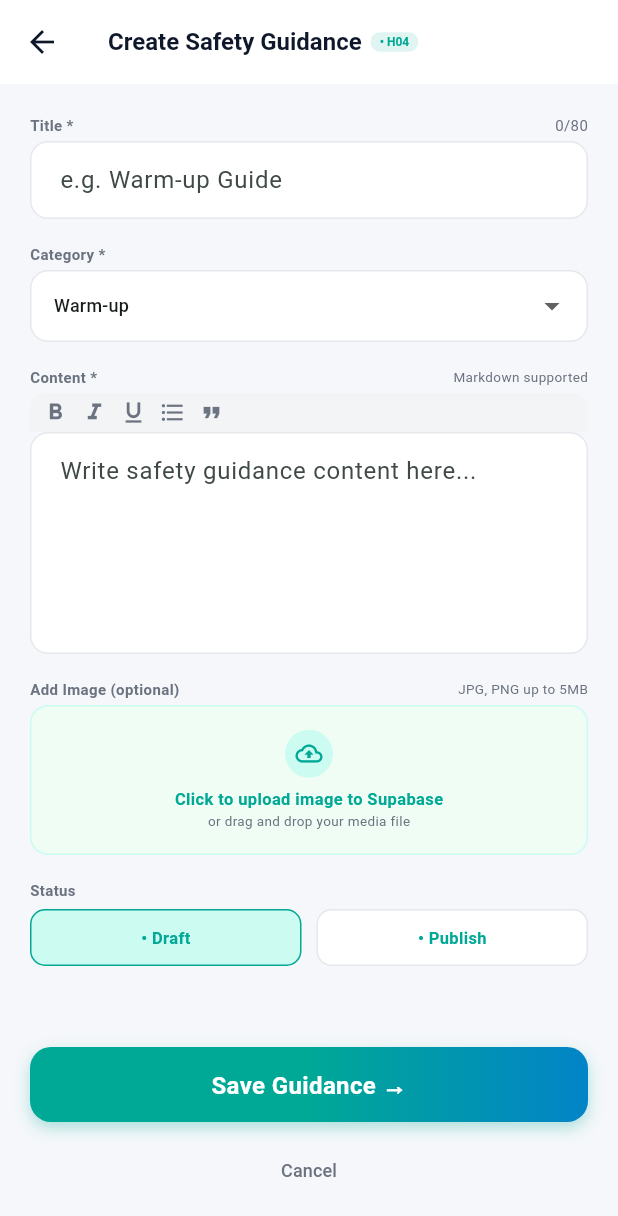
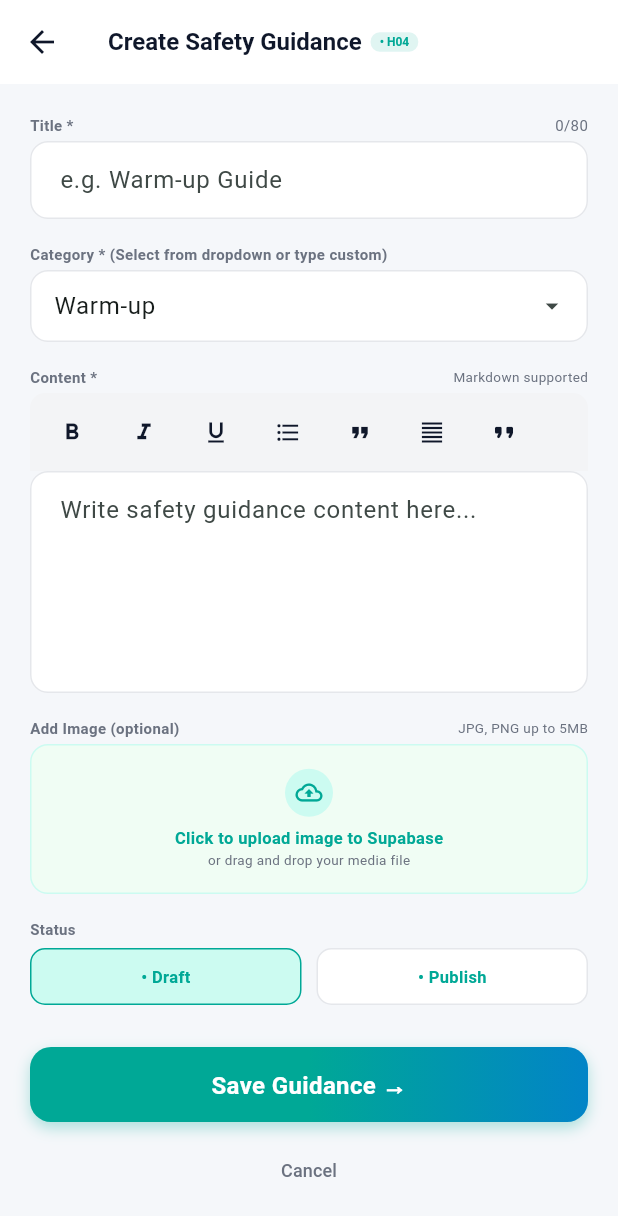
Before and after one commit to Gimantha-Dil/Home-workouts-Fitness-Mobile-App-Group-06, a Flutter app: the CreateGuidanceScreen screen opened directly, on a phone screen of 412 x 824 dp. Shown: the top 1216 px of the screen. Run offline on Flutter 3.47's test engine with Material 3 defaults, Android fonts, the phone set to English and light mode, and no system bars; our stand-ins replace cached_network_image, cloud_firestore, file_picker, firebase_auth, firebase_core, fl_chart and 11 more; accounts and stored records are empty; generated files the repository leaves out were written again.

Commit message:
Add text formatting toolbar and custom categories in create guidance screen

```diff
--- a/lib/features/advisor/create_guidance_screen.dart
+++ b/lib/features/advisor/create_guidance_screen.dart
@@ -18,7 +18,7 @@ class CreateGuidanceScreen extends StatefulWidget {
 class _CreateGuidanceScreenState extends State<CreateGuidanceScreen> {
   final _titleController = TextEditingController();
   final _contentController = TextEditingController();
-  String _category = 'Warm-up';
+  final _categoryController = TextEditingController(text: 'Warm-up');
   String _status = 'Draft';
   bool _saving = false;
   String? _uploadedImageUrl;
@@ -28,7 +28,31 @@ class _CreateGuidanceScreenState extends State<CreateGuidanceScreen> {
   void dispose() {
     _titleController.dispose();
     _contentController.dispose();
+    _categoryController.dispose();
     super.dispose();
+  }
+
+  void _applyFormatting(String wrapperBefore, [String? wrapperAfter]) {
+    final text = _contentController.text;
+    final selection = _contentController.selection;
+    final after = wrapperAfter ?? wrapperBefore;
+
+    if (selection.isValid && !selection.isCollapsed) {
+      final selectedText = selection.textInside(text);
+      final newText = text.replaceRange(selection.start, selection.end, '$wrapperBefore$selectedText$after');
+      _contentController.value = TextEditingValue(
+        text: newText,
+        selection: TextSelection.collapsed(offset: selection.start + wrapperBefore.length + selectedText.length + after.length),
+      );
+    } else {
+      final offset = _contentController.selection.baseOffset;
+      final insertIndex = offset >= 0 ? offset : text.length;
+      final newText = text.replaceRange(insertIndex, insertIndex, '$wrapperBefore$after');
+      _contentController.value = TextEditingValue(
+        text: newText,
+        selection: TextSelection.collapsed(offset: insertIndex + wrapperBefore.length),
+      );
+    }
   }
 
   Future<void> _pickImageFromGallery() async {
@@ -172,6 +196,7 @@ class _CreateGuidanceScreenState extends State<CreateGuidanceScreen> {
   Future<void> _saveGuidance([String? forcedStatus]) async {
     final title = _titleController.text.trim();
     final content = _contentController.text.trim();
+    final category = _categoryController.text.trim();
     if (title.isEmpty) {
       ScaffoldMessenger.of(context).showSnackBar(
         const SnackBar(content: Text('Please enter a guidance title.')),
@@ -192,7 +217,7 @@ class _CreateGuidanceScreenState extends State<CreateGuidanceScreen> {
       await docRef.set({
         'id': docRef.id,
         'title': title,
-        'category': _category,
+        'category': category.isNotEmpty ? category : 'General Safety',
         'content': content,
         'imageUrl': _uploadedImageUrl ?? '',
         'status': savingStatus == 'Publish' ? 'Published' : 'Draft',
@@ -261,15 +286,37 @@ class _CreateGuidanceScreenState extends State<CreateGuidanceScreen> {
                     decoration: const InputDecoration(hintText: 'e.g. Warm-up Guide'),
                   ),
                   const SizedBox(height: 16),
-                  const Text('Category *', style: TextStyle(fontSize: 10, fontWeight: FontWeight.bold, color: AppColors.textSecondary)),
+                  const Text('Category * (Select from dropdown or type custom)', style: TextStyle(fontSize: 10, fontWeight: FontWeight.bold, color: AppColors.textSecondary)),
                   const SizedBox(height: 4),
-                  DropdownButtonFormField<String>(
-                    initialValue: _category,
-                    decoration: const InputDecoration(contentPadding: EdgeInsets.symmetric(horizontal: 12, vertical: 10)),
-                    items: const ['Warm-up', 'Cool-down', 'Precautions', 'Warning Signs', 'Health Considerations']
-                        .map((c) => DropdownMenuItem(value: c, child: Text(c, style: const TextStyle(fontSize: 12))))
-                        .toList(),
-                    onChanged: (v) => setState(() => _category = v!),
+                  Autocomplete<String>(
+                    initialValue: TextEditingValue(text: _categoryController.text),
+                    optionsBuilder: (TextEditingValue textEditingValue) {
+                      const options = ['Warm-up', 'Cool-down', 'Precautions', 'Warning Signs', 'Health Considerations'];
+                      if (textEditingValue.text == '') {
+                        return options;
+                      }
+                      return options.where((String option) {
+                        return option.toLowerCase().contains(textEditingValue.text.toLowerCase());
+                      });
+                    },
+                    onSelected: (String selection) {
+                      _categoryController.text = selection;
+                    },
+                    fieldViewBuilder: (context, controller, focusNode, onFieldSubmitted) {
+                      // Keep text synced
+                      controller.addListener(() {
+                        _categoryController.text = controller.text;
+                      });
+                      return TextField(
+                        controller: controller,
+                        focusNode: focusNode,
+                        decoration: const InputDecoration(
+                          hintText: 'e.g. Warm-up or custom category',
+                          suffixIcon: Icon(Icons.arrow_drop_down, size: 20),
+                          contentPadding: EdgeInsets.symmetric(horizontal: 12, vertical: 10),
+                        ),
+                      );
+                    },
                   ),
                   const SizedBox(height: 16),
                   const Row(
@@ -280,24 +327,50 @@ class _CreateGuidanceScreenState extends State<CreateGuidanceScreen> {
                     ],
                   ),
                   const SizedBox(height: 4),
-                  // Editor Toolbar
+                  // Editor Toolbar with working formatting options
                   Container(
-                    padding: const EdgeInsets.symmetric(horizontal: 8, vertical: 4),
+                    padding: const EdgeInsets.symmetric(horizontal: 4, vertical: 2),
                     decoration: const BoxDecoration(
                       color: Color(0xFFF3F4F6),
                       borderRadius: BorderRadius.only(topLeft: Radius.circular(10), topRight: Radius.circular(10)),
                     ),
-                    child: const Row(
+                    child: Row(
                       children: [
-                        Icon(Icons.format_bold, size: 18, color: AppColors.textSecondary),
-                        SizedBox(width: 8),
-                        Icon(Icons.format_italic, size: 18, color: AppColors.textSecondary),
-                        SizedBox(width: 8),
-                        Icon(Icons.format_underlined, size: 18, color: AppColors.textSecondary),
-                        SizedBox(width: 8),
-                        Icon(Icons.format_list_bulleted, size: 18, color: AppColors.textSecondary),
-                        SizedBox(width: 8),
-                        Icon(Icons.format_quote, size: 18, color: AppColors.textSecondary),
+                        IconButton(
+                          icon: const Icon(Icons.format_bold, size: 18, color: AppColors.textPrimary),
+                          tooltip: 'Bold',
+                          onPressed: () => _applyFormatting('**'),
+                        ),
+                        IconButton(
+                          icon: const Icon(Icons.format_italic, size: 18, color: AppColors.textPrimary),
+                          tooltip: 'Italic',
+                          onPressed: () => _applyFormatting('*'),
+                        ),
+                        IconButton(
+                          icon: const Icon(Icons.format_underlined, size: 18, color: AppColors.textPrimary),
+                          tooltip: 'Underline',
+                          onPressed: () => _applyFormatting('<u>', '</u>'),
+                        ),
+                        IconButton(
+                          icon: const Icon(Icons.format_list_bulleted, size: 18, color: AppColors.textPrimary),
+                          tooltip: 'Bullet List',
+                          onPressed: () => _applyFormatting('- '),
+                        ),
+                        IconButton(
+                          icon: const Icon(Icons.format_quote, size: 18, color: AppColors.textPrimary),
+                          tooltip: 'Quote / Blockquote',
+                          onPressed: () => _applyFormatting('> '),
+                        ),
+                        IconButton(
+                          icon: const Icon(Icons.format_align_justify, size: 18, color: AppColors.textPrimary),
+                          tooltip: 'Justify Alignment',
+                          onPressed: () => _applyFormatting('<div align="justify">', '</div>'),
+                        ),
+                        IconButton(
+                          icon: const Icon(Icons.format_quote_rounded, size: 18, color: AppColors.textPrimary),
+                          tooltip: 'Double Quotes ("...")',
+                          onPressed: () => _applyFormatting('“', '”'),
+                        ),
                       ],
                     ),
                   ),
```
